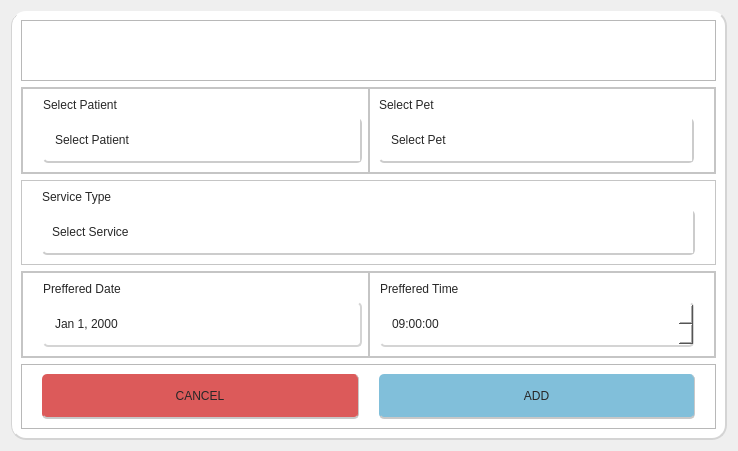
Qt form Frontend/addAppointmentCard.ui (DreddVDomasian/Petmate-Desktop-Application) before a commit.
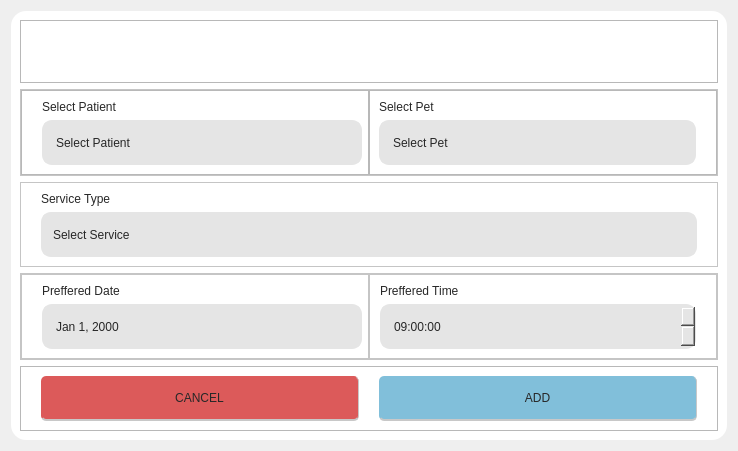
The same form after that commit. Icons and pictures are not drawn.

Commit message:
Unify and enhance input styles across UI files
Replaced inconsistent and outdated QLineEdit, QComboBox, QDateEdit, and QTimeEdit styles with a unified, modern style in Home.ui, addAppointmentCard.ui, and related frames. Removed redundant inline styles and applied consistent margins and background colors for improved visual coherence and user experience.

```diff
--- a/Frontend/addAppointmentCard.ui
+++ b/Frontend/addAppointmentCard.ui
@@ -19,10 +19,160 @@
      <property name="styleSheet">
       <string notr="true">#addPopUPFrame{
 	background-color:#FFFFFF;
-	border-bottom:2px solid rgb(212, 212, 212);
-	border-right:2px solid rgb(212, 212, 212);
-	border-left:1px solid rgb(212, 212, 212);
 	border-radius:15px;
+}
+
+QDateEdit {
+    border: 2px solid rgb(229, 229, 229);
+	background-color:rgb(229, 229, 229);
+    border-radius: 10px;
+    font: 57 12pt &quot;Montserrat Medium&quot;;
+    color: rgb(39, 39, 39);
+    padding-left: 10px;
+}
+
+QDateEdit::drop-down {
+    subcontrol-origin: padding;
+    subcontrol-position: top right;
+    width: 40px;
+    border: none;
+    background: transparent;
+}
+
+QDateEdit::down-arrow {
+    image: url(:/Icons/Icons/calendar.png);
+    width: 30px;
+    height: 30px;
+}
+
+QComboBox {
+    border: 2px solid rgb(229, 229, 229);
+	background-color:rgb(229, 229, 229);
+    border-radius: 10px;
+	font: 57 12pt &quot;Montserrat Medium&quot;;
+	color:rgb(39, 39, 39);
+	padding-left: 10px;
+
+}
+QComboBox QLineEdit {
+    font: 63 12pt &quot;Montserrat SemiBold&quot;;
+    color: rgb(39, 39, 39);
+    border: none; 
+}
+QComboBox:focus{
+	border: 2px solid rgb(197, 197, 197);
+	placeholder:none;
+}
+QComboBox::drop-down {
+    background-color: transparent;
+    border-radius: 10px;
+}
+
+QComboBox::down-arrow {
+    image: url(:/Icons/Icons/downArrow.png);
+    width: 12px;
+    height: 12px;
+    padding-right: 10px;
+}
+
+/* Dropdown list */
+QComboBox QAbstractItemView {
+    background-color: rgb(232, 232, 232);
+    selection-background-color: rgb(217, 217, 217); 
+    selection-color: black;
+    font: 63 12pt &quot;Montserrat SemiBold&quot;;
+    outline: none;
+	border:1px solid rgb(209, 209, 209);
+}
+
+/* List items */
+QComboBox QAbstractItemView::item {
+    background-color:  rgb(232, 232, 232);
+    color: black;
+    height: 25px;
+    font: 63 12pt &quot;Montserrat SemiBold&quot;;
+}
+
+QComboBox QAbstractItemView::item:hover {
+    background-color: rgb(193, 193, 193);
+    color: black;
+}
+
+/* Scrollbar inside dropdown */
+QComboBox QAbstractItemView QScrollBar:vertical {
+    background-color: transparent; /* or set a solid color */
+    width: 10px;
+    border: none;
+}
+
+QComboBox QAbstractItemView QScrollBar::handle:vertical {
+    background-color: rgb(129, 191, 218);
+    border-radius: 5px;
+    min-height: 120px;
+}
+
+QComboBox QAbstractItemView QScrollBar::handle:vertical:hover {
+    background-color: rgb(86, 127, 145);
+}
+
+QComboBox QAbstractItemView QScrollBar::add-line:vertical,
+QComboBox QAbstractItemView QScrollBar::sub-line:vertical {
+    height: 0px;
+    background: none;
+    border: none;
+}
+
+QComboBox QAbstractItemView QScrollBar::groove:vertical {
+    background: transparent;
+    outline: none;
+    border: none;
+}
+QComboBox QAbstractItemView QScrollBar,
+QComboBox QAbstractItemView QScrollBar::handle,
+QComboBox QAbstractItemView QScrollBar::groove {
+    outline: none;
+    border: none;
+}
+
+QComboBox QLineEdit {
+    font: 63 12pt &quot;Montserrat SemiBold&quot;;
+    color: rgb(39, 39, 39);
+    border: none; /* optional para di mag mukhang double border */
+    background: transparent;
+}
+
+QTimeEdit {
+    border: 2px solid rgb(229, 229, 229);
+	background-color:rgb(229, 229, 229);
+    border-radius: 10px;
+    font: 57 12pt &quot;Montserrat Medium&quot;;
+    color: rgb(39, 39, 39);
+    padding-left: 10px;
+
+}
+
+QTimeEdit::up-button {
+    subcontrol-origin: border;
+    subcontrol-position: top right;
+    width: 15px;
+    height: 15px;
+    image: url(:/Icons/Icons/upArrow.png); /* custom icon */
+    background: transparent;
+    border: none;
+    padding-right: 10px;
+	padding-top: 5px;
+}
+
+QTimeEdit::down-button {
+    subcontrol-origin: border;
+    subcontrol-position: bottom right;
+    width: 15px;
+    height: 15px;
+    image:url(:/Icons/Icons/downArrow.png); /* custom icon */
+    background: transparent;
+    border: none;
+    padding-right: 10px;
+	padding-bottom: 5px;
 }</string>
      </property>
      <property name="frameShape">
@@ -83,9 +233,11 @@
       <item>
        <widget class="QFrame" name="frame_2">
         <property name="styleSheet">
-         <string notr="true">background-color:rgb(255, 255, 255);
-font: 57 12pt &quot;Montserrat Medium&quot;;
-color:rgb(39, 39, 39);</string>
+         <string notr="true">#frame_2{
+	background-color:rgb(255, 255, 255);
+	font: 57 12pt &quot;Montserrat Medium&quot;;
+	color:rgb(39, 39, 39);
+}</string>
         </property>
         <property name="frameShape">
          <enum>QFrame::StyledPanel</enum>
@@ -153,99 +305,7 @@
                <enum>Qt::NoFocus</enum>
               </property>
               <property name="styleSheet">
-               <string notr="true">QComboBox {
-    border-right: 2px solid #cccccc;
-    border-bottom: 2px solid #cccccc;
-    border-radius: 5px;
-	font: 57 12pt &quot;Montserrat Medium&quot;;
-	color:rgb(39, 39, 39);
-	padding-left: 10px;
-
-}
-QComboBox QLineEdit {
-    font: 63 12pt &quot;Montserrat SemiBold&quot;;
-    color: rgb(39, 39, 39);
-    border: none; 
-    background: transparent;
-}
-
-QComboBox::drop-down {
-    background-color: white;
-    border: none;
-}
-
-QComboBox::down-arrow {
-    image: url(:/Icons/Icons/downArrow.png);
-    width: 12px;
-    height: 12px;
-    padding-right: 10px;
-}
-
-/* Dropdown list */
-QComboBox QAbstractItemView {
-    background-color: white;
-    selection-background-color: rgb(193, 193, 193); 
-    selection-color: black;
-    font: 63 12pt &quot;Montserrat SemiBold&quot;;
-    outline: none;
-	border:1px solid rgb(209, 209, 209);
-}
-
-/* List items */
-QComboBox QAbstractItemView::item {
-    background-color: white;
-    color: black;
-    height: 25px;
-    font: 63 12pt &quot;Montserrat SemiBold&quot;;
-}
-
-QComboBox QAbstractItemView::item:hover {
-    background-color: rgb(193, 193, 193);
-    color: black;
-}
-
-/* Scrollbar inside dropdown */
-QComboBox QAbstractItemView QScrollBar:vertical {
-    background-color: transparent; /* or set a solid color */
-    width: 10px;
-    border: none;
-}
-
-QComboBox QAbstractItemView QScrollBar::handle:vertical {
-    background-color: rgb(129, 191, 218);
-    border-radius: 5px;
-    min-height: 120px;
-}
-
-QComboBox QAbstractItemView QScrollBar::handle:vertical:hover {
-    background-color: rgb(86, 127, 145);
-}
-
-QComboBox QAbstractItemView QScrollBar::add-line:vertical,
-QComboBox QAbstractItemView QScrollBar::sub-line:vertical {
-    height: 0px;
-    background: none;
-    border: none;
-}
-
-QComboBox QAbstractItemView QScrollBar::groove:vertical {
-    background: transparent;
-    outline: none;
-    border: none;
-}
-QComboBox QAbstractItemView QScrollBar,
-QComboBox QAbstractItemView QScrollBar::handle,
-QComboBox QAbstractItemView QScrollBar::groove {
-    outline: none;
-    border: none;
-}
-
-QComboBox QLineEdit {
-    font: 63 12pt &quot;Montserrat SemiBold&quot;;
-    color: rgb(39, 39, 39);
-    border: none; /* optional para di mag mukhang double border */
-    background: transparent;
-}</string>
+               <string notr="true"/>
               </property>
               <property name="editable">
                <bool>true</bool>
@@ -310,99 +370,7 @@
                <enum>Qt::NoFocus</enum>
               </property>
               <property name="styleSheet">
-               <string notr="true">QComboBox {
-    border-right: 2px solid #cccccc;
-    border-bottom: 2px solid #cccccc;
-    border-radius: 5px;
-	font: 57 12pt &quot;Montserrat Medium&quot;;
-	color:rgb(39, 39, 39);
-	padding-left: 10px;
-
-}
-QComboBox QLineEdit {
-    font: 63 12pt &quot;Montserrat SemiBold&quot;;
-    color: rgb(39, 39, 39);
-    border: none; 
-    background: transparent;
-}
-
-QComboBox::drop-down {
-    background-color: white;
-    border: none;
-}
-
-QComboBox::down-arrow {
-    image: url(:/Icons/Icons/downArrow.png);
-    width: 12px;
-    height: 12px;
-    padding-right: 10px;
-}
-
-/* Dropdown list */
-QComboBox QAbstractItemView {
-    background-color: white;
-    selection-background-color: rgb(193, 193, 193); 
-    selection-color: black;
-    font: 63 12pt &quot;Montserrat SemiBold&quot;;
-    outline: none;
-	border:1px solid rgb(209, 209, 209);
-}
-
-/* List items */
-QComboBox QAbstractItemView::item {
-    background-color: white;
-    color: black;
-    height: 25px;
-    font: 63 12pt &quot;Montserrat SemiBold&quot;;
-}
-
-QComboBox QAbstractItemView::item:hover {
-    background-color: rgb(193, 193, 193);
-    color: black;
-}
-
-/* Scrollbar inside dropdown */
-QComboBox QAbstractItemView QScrollBar:vertical {
-    background-color: transparent; /* or set a solid color */
-    width: 10px;
-    border: none;
-}
-
-QComboBox QAbstractItemView QScrollBar::handle:vertical {
-    background-color: rgb(129, 191, 218);
-    border-radius: 5px;
-    min-height: 120px;
-}
-
-QComboBox QAbstractItemView QScrollBar::handle:vertical:hover {
-    background-color: rgb(86, 127, 145);
-}
-
-QComboBox QAbstractItemView QScrollBar::add-line:vertical,
-QComboBox QAbstractItemView QScrollBar::sub-line:vertical {
-    height: 0px;
-    background: none;
-    border: none;
-}
-
-QComboBox QAbstractItemView QScrollBar::groove:vertical {
-    background: transparent;
-    outline: none;
-    border: none;
-}
-QComboBox QAbstractItemView QScrollBar,
-QComboBox QAbstractItemView QScrollBar::handle,
-QComboBox QAbstractItemView QScrollBar::groove {
-    outline: none;
-    border: none;
-}
-
-QComboBox QLineEdit {
-    font: 63 12pt &quot;Montserrat SemiBold&quot;;
-    color: rgb(39, 39, 39);
-    border: none; /* optional para di mag mukhang double border */
-    background: transparent;
-}</string>
+               <string notr="true"/>
               </property>
               <property name="editable">
                <bool>true</bool>
@@ -438,9 +406,11 @@
          </sizepolicy>
         </property>
         <property name="styleSheet">
-         <string notr="true">background-color:rgb(255, 255, 255);
-font: 57 12pt &quot;Montserrat Medium&quot;;
-color:rgb(39, 39, 39);</string>
+         <string notr="true">#frame_63{
+	background-color:rgb(255, 255, 255);
+	font: 57 12pt &quot;Montserrat Medium&quot;;
+	color:rgb(39, 39, 39);
+}</string>
         </property>
         <property name="frameShape">
          <enum>QFrame::StyledPanel</enum>
@@ -487,99 +457,7 @@
             <enum>Qt::NoFocus</enum>
            </property>
            <property name="styleSheet">
-            <string notr="true">QComboBox {
-    border-right: 2px solid #cccccc;
-    border-bottom: 2px solid #cccccc;
-    border-radius: 5px;
-	font: 57 12pt &quot;Montserrat Medium&quot;;
-	color:rgb(39, 39, 39);
-	padding-left: 10px;
-
-}
-QComboBox QLineEdit {
-    font: 63 12pt &quot;Montserrat SemiBold&quot;;
-    color: rgb(39, 39, 39);
-    border: none; 
-    background: transparent;
-}
-
-QComboBox::drop-down {
-    background-color: white;
-    border: none;
-}
-
-QComboBox::down-arrow {
-    image: url(:/Icons/Icons/downArrow.png);
-    width: 12px;
-    height: 12px;
-    padding-right: 10px;
-}
-
-/* Dropdown list */
-QComboBox QAbstractItemView {
-    background-color: white;
-    selection-background-color: rgb(193, 193, 193); 
-    selection-color: black;
-    font: 63 12pt &quot;Montserrat SemiBold&quot;;
-    outline: none;
-	border:1px solid rgb(209, 209, 209);
-}
-
-/* List items */
-QComboBox QAbstractItemView::item {
-    background-color: white;
-    color: black;
-    height: 25px;
-    font: 63 12pt &quot;Montserrat SemiBold&quot;;
-}
-
-QComboBox QAbstractItemView::item:hover {
-    background-color: rgb(193, 193, 193);
-    color: black;
-}
-
-/* Scrollbar inside dropdown */
-QComboBox QAbstractItemView QScrollBar:vertical {
-    background-color: transparent; /* or set a solid color */
-    width: 10px;
-    border: none;
-}
-
-QComboBox QAbstractItemView QScrollBar::handle:vertical {
-    background-color: rgb(129, 191, 218);
-    border-radius: 5px;
-    min-height: 120px;
-}
-
-QComboBox QAbstractItemView QScrollBar::handle:vertical:hover {
-    background-color: rgb(86, 127, 145);
-}
-
-QComboBox QAbstractItemView QScrollBar::add-line:vertical,
-QComboBox QAbstractItemView QScrollBar::sub-line:vertical {
-    height: 0px;
-    background: none;
-    border: none;
-}
-
-QComboBox QAbstractItemView QScrollBar::groove:vertical {
-    background: transparent;
-    outline: none;
-    border: none;
-}
-QComboBox QAbstractItemView QScrollBar,
-QComboBox QAbstractItemView QScrollBar::handle,
-QComboBox QAbstractItemView QScrollBar::groove {
-    outline: none;
-    border: none;
-}
-
-QComboBox QLineEdit {
-    font: 63 12pt &quot;Montserrat SemiBold&quot;;
-    color: rgb(39, 39, 39);
-    border: none; /* optional para di mag mukhang double border */
-    background: transparent;
-}</string>
+            <string notr="true"/>
            </property>
            <property name="editable">
             <bool>false</bool>
@@ -671,9 +549,11 @@
       <item>
        <widget class="QFrame" name="frame_3">
         <property name="styleSheet">
-         <string notr="true">background-color:rgb(255, 255, 255);
-font: 57 12pt &quot;Montserrat Medium&quot;;
-color:rgb(39, 39, 39);</string>
+         <string notr="true">#frame_3{
+	background-color:rgb(255, 255, 255);
+	font: 57 12pt &quot;Montserrat Medium&quot;;
+	color:rgb(39, 39, 39);
+}</string>
         </property>
         <property name="frameShape">
          <enum>QFrame::StyledPanel</enum>
@@ -700,9 +580,11 @@
          <item alignment="Qt::AlignTop">
           <widget class="QFrame" name="frame_5">
            <property name="styleSheet">
-            <string notr="true">background-color:rgb(255, 255, 255);
-font: 57 12pt &quot;Montserrat Medium&quot;;
-color:rgb(39, 39, 39);</string>
+            <string notr="true">#frame_5{
+	background-color:rgb(255, 255, 255);
+	font: 57 12pt &quot;Montserrat Medium&quot;;
+	color:rgb(39, 39, 39);
+}</string>
            </property>
            <property name="frameShape">
             <enum>QFrame::StyledPanel</enum>
@@ -743,28 +625,7 @@
                </size>
               </property>
               <property name="styleSheet">
-               <string notr="true">QDateEdit {
-	border-right: 2px solid rgb(212, 212, 212);
-    border-bottom: 2px solid rgb(212, 212, 212);
-    border-radius: 5px;
-    font: 57 12pt &quot;Montserrat Medium&quot;;
-    color: rgb(39, 39, 39);
-    padding-left: 10px;
-}
-
-QDateEdit::drop-down {
-    subcontrol-origin: padding;
-    subcontrol-position: top right;
-    width: 40px;
-    border: none;
-    background: transparent;
-}
-
-QDateEdit::down-arrow {
-    image: url(:/Icons/Icons/calendar.png);
-    width: 30px;
-    height: 30px;
-}</string>
+               <string notr="true"/>
               </property>
               <property name="accelerated">
                <bool>false</bool>
@@ -783,9 +644,11 @@
          <item>
           <widget class="QFrame" name="frame_6">
            <property name="styleSheet">
-            <string notr="true">background-color:rgb(255, 255, 255);
-font: 57 12pt &quot;Montserrat Medium&quot;;
-color:rgb(39, 39, 39);</string>
+            <string notr="true">#frame_6{
+	background-color:rgb(255, 255, 255);
+	font: 57 12pt &quot;Montserrat Medium&quot;;
+	color:rgb(39, 39, 39);
+}</string>
            </property>
            <property name="frameShape">
             <enum>QFrame::StyledPanel</enum>
@@ -826,39 +689,7 @@
                </size>
               </property>
               <property name="styleSheet">
-               <string notr="true">QTimeEdit {
-	border-right: 2px solid rgb(212, 212, 212);
-    border-bottom: 2px solid rgb(212, 212, 212);
-    border-radius: 5px;
-    font: 57 12pt &quot;Montserrat Medium&quot;;
-    color: rgb(39, 39, 39);
-    padding-left: 10px;
-
-}
-
-QTimeEdit::up-button {
-    subcontrol-origin: border;
-    subcontrol-position: top right;
-    width: 15px;
-    height: 15px;
-    image: url(:/Icons/Icons/upArrow.png); /* custom icon */
-    background: transparent;
-    border: none;
-    padding-right: 10px;
-	padding-top: 5px;
-}
-
-QTimeEdit::down-button {
-    subcontrol-origin: border;
-    subcontrol-position: bottom right;
-    width: 15px;
-    height: 15px;
-    image:url(:/Icons/Icons/downArrow.png); /* custom icon */
-    background: transparent;
-    border: none;
-    padding-right: 10px;
-	padding-bottom: 5px;
-}</string>
+               <string notr="true"/>
               </property>
               <property name="maximumTime">
                <time>
```
The commit also changes 4 other files.
